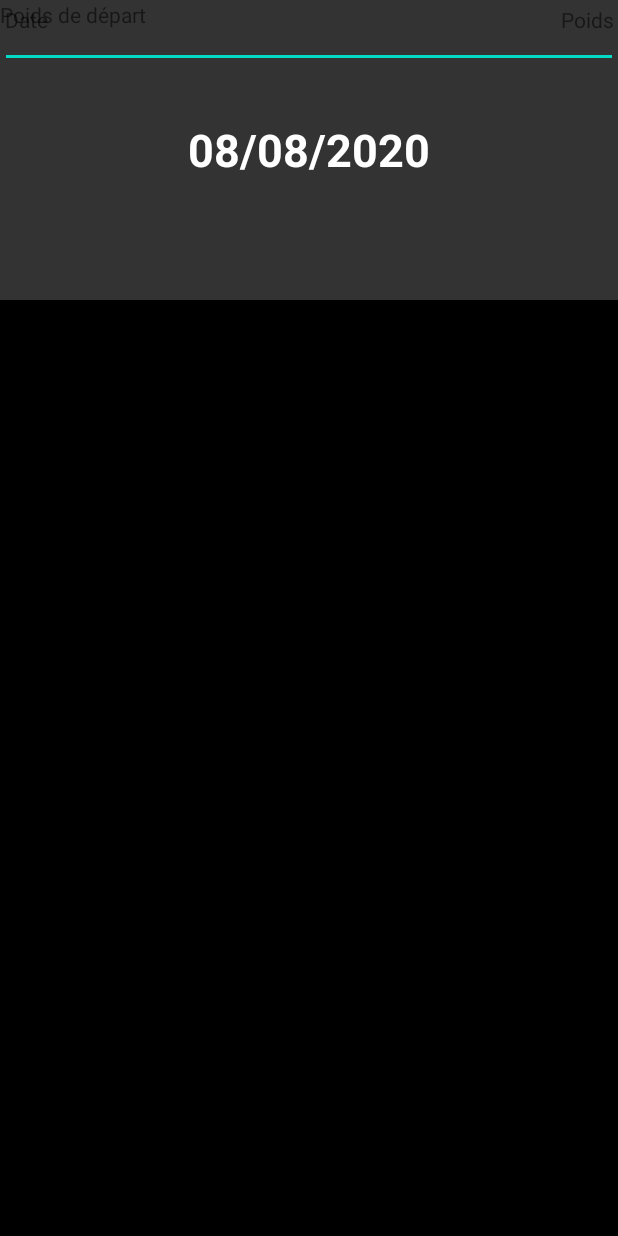
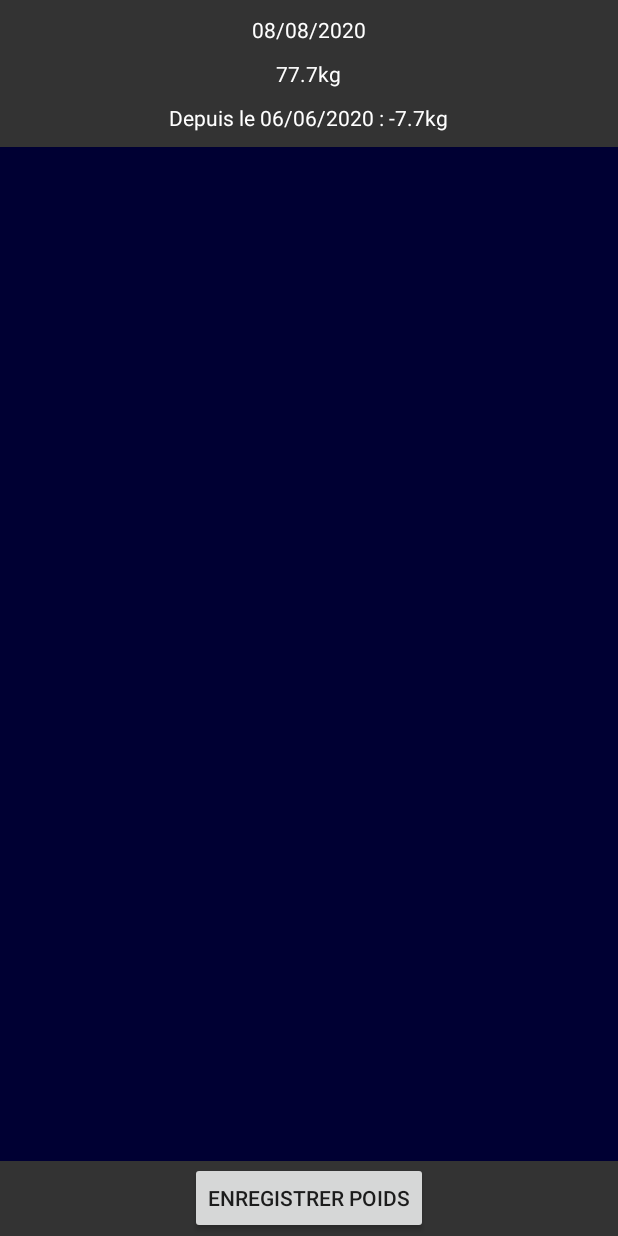
Before and after one commit to jukeb0x/walterwhite, an Android app: the screen it shows after launch (MealsActivity), in the side drawer, after a tap on "Poids", on a phone screen of 412 x 824 dp. Run offline under Robolectric (Android 15) with nearby library versions, the phone set to English and light mode, and no system bars; our stand-ins replace Room's generated code.

Commit message:
Refactoring Graphic weight_fragment implemented OnCreate

```diff
--- a/app/src/main/java/fr/mm/walterwhite/dao/DatabaseHelper.java
+++ b/app/src/main/java/fr/mm/walterwhite/dao/DatabaseHelper.java
@@ -22,7 +22,7 @@ import fr.mm.walterwhite.models.Recipe;
 import fr.mm.walterwhite.models.RecipeContent;
 import fr.mm.walterwhite.models.Weight;
 
-@Database(entities = {Consommation.class, Ingredient.class, Recipe.class, RecipeContent.class, Weight.class}, version = 6, exportSchema = false)
+@Database(entities = {Consommation.class, Ingredient.class, Recipe.class, RecipeContent.class, Weight.class}, version = 7, exportSchema = false)
 public abstract class DatabaseHelper extends RoomDatabase {
 
 
@@ -37,9 +37,10 @@ public abstract class DatabaseHelper extends RoomDatabase {
         public abstract IRecipeDao recipeDao();
         public abstract IWeightDao weightDao();
 
-    static final Migration MIGRATION_2_3 = new Migration(5, 6) {
+    static final Migration MIGRATION_2_3 = new Migration(6, 7) {
         @Override
         public void migrate(SupportSQLiteDatabase database) {
+            database.execSQL("DELETE FROM consommation");
                       ContentValues contentValues = new ContentValues();
             contentValues.put("name", "Lait");
             contentValues.put("meal", "PETIT-DEJEUNER");
@@ -78,7 +79,7 @@ public abstract class DatabaseHelper extends RoomDatabase {
 
                     ContentValues contentValues = new ContentValues();
                     contentValues.put("name", "Banane");
-                    contentValues.put("name", "PETIT-DEJEUNER");
+                    contentValues.put("meal", "PETIT-DEJEUNER");
                     contentValues.put("points", 0);
                     contentValues.put("date", "02/08/2020");
                     contentValues.put("portion", 100);
--- a/app/src/main/java/fr/mm/walterwhite/fragments/WeightFragment.java
+++ b/app/src/main/java/fr/mm/walterwhite/fragments/WeightFragment.java
@@ -1,10 +1,12 @@
 package fr.mm.walterwhite.fragments;
 
 import android.app.DatePickerDialog;
+import android.app.Dialog;
 import android.icu.util.Calendar;
 import android.os.Build;
 import android.os.Bundle;
 import android.util.Log;
+import android.view.KeyEvent;
 import android.view.LayoutInflater;
 import android.view.View;
 import android.view.ViewGroup;
@@ -12,17 +14,14 @@ import android.widget.Button;
 import android.widget.DatePicker;
 import android.widget.EditText;
 import android.widget.TextView;
-import android.widget.Toast;
 
 import androidx.annotation.NonNull;
 import androidx.annotation.Nullable;
 import androidx.annotation.RequiresApi;
 import androidx.fragment.app.Fragment;
 import androidx.lifecycle.ViewModelProviders;
-import androidx.recyclerview.widget.LinearLayoutManager;
 import androidx.recyclerview.widget.RecyclerView;
 
-import java.util.ArrayList;
 import java.util.List;
 
 import fr.mm.walterwhite.R;
@@ -38,8 +37,9 @@ public class WeightFragment extends Fragment {
     private RecyclerView gridView;
     private WeightViewModel itemViewModel;
     private  WeightRecyclerViewAdapter adapter;
-    private EditText poundsInput;
+    private TextView poundsValue;
     private TextView poundsDate;
+    private Dialog PoundPickerDialog;
 
     public static WeightFragment newInstance() {
         return new WeightFragment();
@@ -54,8 +54,8 @@ public class WeightFragment extends Fragment {
     @Override
     public void onActivityCreated(@Nullable Bundle savedInstanceState) {
         super.onActivityCreated(savedInstanceState);
-        poundsInput=getView().findViewById(R.id.pounds_input);
-        poundsDate=getView().findViewById(R.id.WeightDateTextView);
+        poundsValue=getView().findViewById(R.id.MainPoundValue);
+        poundsDate=getView().findViewById(R.id.MainPoundDate);
         configureViewModel();
         handleGrid();
         handleMainDatePicker();
@@ -70,7 +70,7 @@ public class WeightFragment extends Fragment {
 
 
     private void handleGrid(){
-        gridView = getActivity().findViewById(R.id.listweights);
+        /*gridView = getActivity().findViewById(R.id.listweights);
         List<Weight> listCModels =new  ArrayList<>();
         /*WeightDao db = new WeightDao(getActivity());
             List<Weight> list = db.getWeights();
@@ -79,7 +79,7 @@ public class WeightFragment extends Fragment {
                 WeightViewModel cm=new WeightViewModel(conso.getWeightDate(),conso.getWeight()+"kg");
                 listCModels.add(cm);
 
-            }*/
+            }
 
 
         LinearLayoutManager layoutManager
@@ -88,24 +88,61 @@ public class WeightFragment extends Fragment {
         this.adapter = new WeightRecyclerViewAdapter(getActivity(), listCModels);
         gridView.setLayoutManager(layoutManager);
         gridView.setAdapter(adapter);
-        getItems();
+        getItems();*/
 
         }
 
     protected void handleButton() {
-        Button myButton =  getView().findViewById(R.id.weight_button);
+        Button myButton =  getView().findViewById(R.id.MainAddPoundsButton);
         myButton.setOnClickListener(new View.OnClickListener() {
             @Override
             public void onClick(View v) {
-                if(null != poundsInput.getText())
-                createItem();
-                else {
-                    Toast toast = Toast.makeText(getActivity(), "Veuillez saisir un poids", Toast.LENGTH_LONG);
-                    toast.show();
+                //Toast toast = Toast.makeText(getActivity(), "Veuillez saisir un poids", Toast.LENGTH_LONG);
+                //toast.show();
+                showPoundValuePickerDialog();
+            }
+        });
+    }
+
+
+    private void showPoundValuePickerDialog(){
+        PoundPickerDialog = new Dialog(getActivity());
+        PoundPickerDialog.setTitle("Entrer un poids");
+        PoundPickerDialog.setContentView(R.layout.weightpickerdialog_layout);
+        Button bc = (Button) PoundPickerDialog.findViewById(R.id.PoundPickerCancelButton);
+        Button bs = (Button) PoundPickerDialog.findViewById(R.id.PoundPickerSetButton);
+        EditText pv = (EditText) PoundPickerDialog.findViewById(R.id.PoundPicker);
+        bs.setOnClickListener(new View.OnClickListener()
+        {
+            @Override
+            public void onClick(View v) {
+                onPoundTextViewSet(pv.getText()+"kg");
+            }
+        });
+        bc.setOnClickListener(new View.OnClickListener()
+        {
+            @Override
+            public void onClick(View v) {
+                PoundPickerDialog.dismiss();
+            }
+        });
+        pv.setOnKeyListener(new View.OnKeyListener() {
+            public boolean onKey(View v, int keyCode, KeyEvent event) {
+                if (event.getAction() == KeyEvent.ACTION_DOWN && keyCode == KeyEvent.KEYCODE_ENTER) {
+                    onPoundTextViewSet(pv.getText()+"kg");
+                    return true;
                 }
+                return false;
             }
         });
 
+        PoundPickerDialog.show();
+    }
+
+    private void onPoundTextViewSet(String newValue){
+        poundsValue.setText(newValue);
+        PoundPickerDialog.dismiss();
+        //AddNewPoundValueToDB()
     }
 
     @RequiresApi(api = Build.VERSION_CODES.N)
@@ -114,7 +151,7 @@ public class WeightFragment extends Fragment {
         android.icu.text.SimpleDateFormat dateFormat = new android.icu.text.SimpleDateFormat("dd/MM/yyyy");
         String strTodayDate = dateFormat.format(Calendar.getInstance().getTime());
 
-        poundsDate=getView().findViewById(R.id.WeightDateTextView);
+        poundsDate=getView().findViewById(R.id.MainPoundDate);
         poundsDate.setText(strTodayDate);
         poundsDate.setOnClickListener(new View.OnClickListener() {
 
@@ -140,7 +177,6 @@ public class WeightFragment extends Fragment {
             }
         });
     }
-
 
 
     // -------------------
@@ -169,10 +205,10 @@ public class WeightFragment extends Fragment {
 
     }
 
-    private void createItem(){
+    /*private void createItem(){
         Weight item = new Weight(1,this.poundsDate.getText().toString(), Double.parseDouble(this.poundsInput.getText().toString()));
         this.itemViewModel.createWeight(item);
-    }
+    }*/
 
 
 
--- a/app/src/main/res/layout/weight_fragment.xml
+++ b/app/src/main/res/layout/weight_fragment.xml
@@ -6,6 +6,79 @@
     android:layout_height="match_parent"
     tools:context=".fragments.WeightFragment">
 
+    <RelativeLayout
+        android:id="@+id/weight_main_info_layout"
+        android:layout_width="match_parent"
+        android:layout_height="wrap_content"
+        android:background="#333333"
+        app:layout_constraintBottom_toTopOf="@+id/weight_graph_layout"
+        app:layout_constraintTop_toTopOf="parent">
+
+        <TextView
+            android:id="@+id/MainPoundDate"
+            android:layout_width="wrap_content"
+            android:layout_height="wrap_content"
+            android:text="08/08/2020"
+            android:layout_centerInParent="true"
+            android:layout_alignParentTop="true"
+            android:layout_margin="10dp"
+            android:textColor="#FFFFFF"/>
+
+        <TextView
+            android:id="@+id/MainPoundValue"
+            android:layout_width="wrap_content"
+            android:layout_height="wrap_content"
+            android:text="77.7kg"
+            android:layout_centerInParent="true"
+            android:textColor="#FFFFFF"
+            android:layout_below="@+id/MainPoundDate"/>
+
+        <TextView
+            android:id="@+id/TotalLossValue"
+            android:layout_width="wrap_content"
+            android:layout_height="wrap_content"
+            android:text="Depuis le 06/06/2020 : -7.7kg"
+            android:layout_centerInParent="true"
+            android:textColor="#FFFFFF"
+            android:layout_margin="10dp"
+            android:layout_below="@+id/MainPoundValue"/>
+
+
+    </RelativeLayout>
+
+    <RelativeLayout
+        android:id="@+id/weight_graph_layout"
+        android:layout_width="match_parent"
+        android:layout_height="0dp"
+        android:layout_above="@+id/weight_add_button_layout"
+        android:layout_below="@+id/weight_main_info_layout"
+        android:background="#000033"
+        app:layout_constraintBottom_toTopOf="@+id/weight_add_button_layout"
+        app:layout_constraintTop_toBottomOf="@+id/weight_main_info_layout">
+
+    </RelativeLayout>
+
+    <RelativeLayout
+        android:id="@+id/weight_add_button_layout"
+        android:layout_width="match_parent"
+        android:layout_height="50dp"
+        android:layout_alignParentBottom="true"
+        android:layout_marginBottom="0dp"
+        android:background="#333333"
+        app:layout_constraintBottom_toBottomOf="parent"
+        app:layout_constraintTop_toBottomOf="@+id/weight_graph_layout">
+
+        <Button
+            android:id="@+id/MainAddPoundsButton"
+            android:layout_width="wrap_content"
+            android:layout_height="wrap_content"
+            android:layout_centerInParent="true"
+            android:text="@string/mainAddPounds" />
+
+    </RelativeLayout>
+
+
+    <!--
         <RelativeLayout android:id="@+id/WeightDateLayout"
             android:layout_width="match_parent"
             android:layout_height="200dp"
@@ -40,7 +113,7 @@
                 android:layout_marginTop="400dp"
                 android:layout_marginEnd="50dp"
                 android:text="@string/mainAddPounds"
-            app:layout_constraintStart_toStartOf="pounds_input"
+                app:layout_constraintStart_toStartOf="@+id/pounds_input"
                 app:layout_constraintTop_toTopOf="parent" />
 
         </RelativeLayout>
@@ -83,6 +156,6 @@
                 app:layout_constraintVertical_bias="0.0" >
 
             </androidx.recyclerview.widget.RecyclerView>
-   </TableLayout>
+       </TableLayout>-->
 
 </RelativeLayout>
```
Also changed, not shown: app/src/main/res/layout/weightpickerdialog_layout.xml (added, +50 -0 lines). Lines whose indentation alone changed are shown as unchanged.
